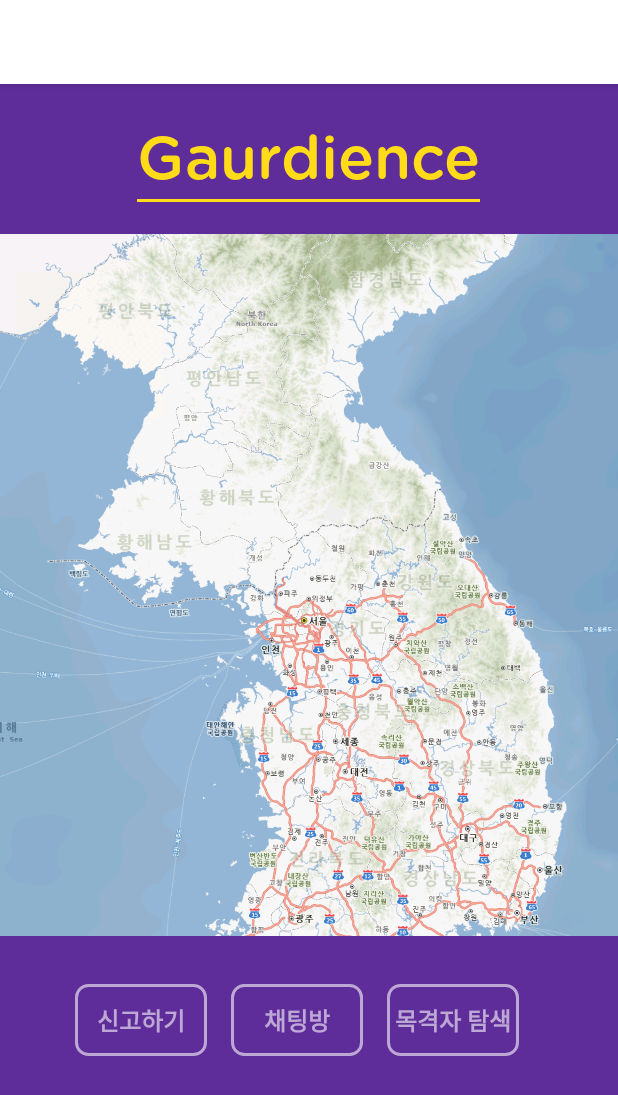
After one commit to mingun0112/2021Gyeongsothon, an Android app: the SubActivity screen opened directly, with no data from a screen before it, on a phone screen of 412 x 824 dp. The commit adds this screen. Shown: the top 1095 px of the screen. Run offline under Robolectric (Android 15) with nearby library versions, the phone set to English and light mode, and no system bars.

Commit message:
sub_activity

```diff
--- a/LoginUI-Android-master/app/src/main/AndroidManifest.xml
+++ b/LoginUI-Android-master/app/src/main/AndroidManifest.xml
@@ -11,10 +11,14 @@
         android:supportsRtl="true"
         android:theme="@style/AppTheme"
         tools:ignore="AllowBackup">
-        <activity android:name=".MainActivity"
+        <activity
+            android:name=".SubActivity"
+            android:exported="true" />
+        <activity
+            android:name=".MainActivity"
+            android:configChanges="orientation|screenSize"
             android:theme="@style/Theme.AppCompat.NoActionBar"
-            android:windowSoftInputMode="stateHidden|adjustPan"
-            android:configChanges="orientation|screenSize">
+            android:windowSoftInputMode="stateHidden|adjustPan">
             <intent-filter>
                 <action android:name="android.intent.action.MAIN" />
 
--- a/LoginUI-Android-master/app/src/main/java/com/shashank/platform/loginui/MainActivity.java
+++ b/LoginUI-Android-master/app/src/main/java/com/shashank/platform/loginui/MainActivity.java
@@ -3,13 +3,18 @@ package com.shashank.platform.loginui;
 import androidx.appcompat.app.AppCompatActivity;
 
 import android.annotation.SuppressLint;
+import android.content.Intent;
 import android.os.Bundle;
+import android.view.View;
 import android.view.Window;
 import android.view.WindowManager;
+import android.widget.Button;
 import android.widget.ImageView;
 import android.widget.TextView;
 
 public class MainActivity extends AppCompatActivity {
+
+    private Button btn_sign_in;
 
     ImageView imageView;
     TextView textView;
@@ -18,12 +23,23 @@ public class MainActivity extends AppCompatActivity {
     @SuppressLint("ClickableViewAccessibility")
     @Override
     protected void onCreate(Bundle savedInstanceState) {
+
         super.onCreate(savedInstanceState);
         requestWindowFeature(Window.FEATURE_NO_TITLE);
         getWindow().setFlags(WindowManager.LayoutParams.FLAG_FULLSCREEN, WindowManager.LayoutParams.FLAG_FULLSCREEN);
         setContentView(R.layout.activity_main);
         imageView = findViewById(R.id.imageView);
         textView = findViewById(R.id.textView);
+
+        btn_sign_in = findViewById(R.id.btn_sign_in);
+        btn_sign_in.setOnClickListener(new View.OnClickListener() {
+            @Override
+            public void onClick(View v) {
+                Intent intent = new Intent(MainActivity.this, SubActivity.class);
+                startActivity(intent);
+            }
+        });
+
         imageView.setOnTouchListener(new OnSwipeTouchListener(getApplicationContext()) {
             public void onSwipeTop() {
             }
--- /dev/null
+++ b/LoginUI-Android-master/app/src/main/java/com/shashank/platform/loginui/SubActivity.java
@@ -0,0 +1,14 @@
+package com.shashank.platform.loginui;
+
+import androidx.appcompat.app.AppCompatActivity;
+
+import android.os.Bundle;
+
+public class SubActivity extends AppCompatActivity {
+
+    @Override
+    protected void onCreate(Bundle savedInstanceState) {
+        super.onCreate(savedInstanceState);
+        setContentView(R.layout.activity_sub);
+    }
+}
--- a/LoginUI-Android-master/app/src/main/res/layout/activity_main.xml
+++ b/LoginUI-Android-master/app/src/main/res/layout/activity_main.xml
@@ -107,6 +107,7 @@
             android:theme="@style/EditScreenTextInputLayoutStyle">
 
             <EditText
+
                 android:layout_width="match_parent"
                 android:layout_height="match_parent"
                 android:drawablePadding="16dp"
@@ -140,6 +141,7 @@
                 android:textSize="16sp" />
 
             <Button
+                android:id="@+id/btn_sign_in"
                 android:layout_width="wrap_content"
                 android:layout_height="wrap_content"
                 android:layout_marginStart="16dp"
--- /dev/null
+++ b/LoginUI-Android-master/app/src/main/res/layout/activity_sub.xml
@@ -0,0 +1,110 @@
+<?xml version="1.0" encoding="utf-8"?>
+<RelativeLayout xmlns:android="http://schemas.android.com/apk/res/android"
+    xmlns:tools="http://schemas.android.com/tools"
+    android:layout_width="match_parent"
+    android:layout_height="match_parent"
+    android:focusableInTouchMode="true"
+    android:background="#5f2d9a"
+    tools:context=".SubActivity">
+
+    <FrameLayout
+        android:layout_width="match_parent"
+        android:layout_height="match_parent">
+
+        <ImageView
+            android:id="@+id/imageView"
+            android:layout_width="match_parent"
+            android:layout_height="match_parent"
+            android:layout_marginTop="100dp"
+            android:layout_marginBottom="200dp"
+            android:scaleType="centerCrop"
+            android:src="@drawable/map" />
+
+
+    </FrameLayout>
+    <LinearLayout
+        android:id="@+id/linearLayout"
+        android:layout_width="wrap_content"
+        android:layout_height="wrap_content"
+        android:layout_alignParentTop="true"
+        android:layout_centerHorizontal="true"
+        android:layout_marginTop="20dp"
+        android:orientation="horizontal">
+
+
+        <LinearLayout
+            android:layout_width="wrap_content"
+            android:layout_height="wrap_content"
+            android:orientation="vertical">
+
+            <TextView
+                android:id="@+id/textView"
+                android:layout_width="wrap_content"
+                android:layout_height="wrap_content"
+                android:fontFamily="@font/gotham"
+                android:text="Gaurdience"
+                android:textColor="#ffdc17"
+                android:textSize="40sp" />
+
+            <View
+                android:layout_width="match_parent"
+                android:layout_height="2dp"
+                android:layout_marginTop="2dp"
+                android:background="#ffdc17" />
+
+
+        </LinearLayout>
+
+    </LinearLayout>
+
+    <LinearLayout
+        android:layout_width="match_parent"
+        android:layout_height="wrap_content"
+        android:layout_marginTop="600dp"
+        android:layout_marginBottom="8dp"
+        android:gravity="center"
+        android:orientation="horizontal">
+
+        <Button
+            android:layout_width="wrap_content"
+            android:layout_height="wrap_content"
+            android:layout_marginEnd="16dp"
+            android:background="@drawable/buttonshapewhitebg"
+            android:fontFamily="@font/calibri"
+            android:text="신고하기"
+            android:textAllCaps="false"
+            android:textStyle="bold"
+            android:textColor="#96ffffff"
+            android:textSize="16sp" />
+
+        <Button
+            android:layout_width="wrap_content"
+            android:layout_height="wrap_content"
+            android:layout_marginEnd="16dp"
+            android:background="@drawable/buttonshapewhitebg"
+            android:fontFamily="@font/calibri"
+            android:text="채팅방"
+            android:textAllCaps="false"
+            android:textStyle="bold"
+            android:textColor="#96ffffff"
+            android:textSize="16sp" />
+
+        <Button
+            android:layout_width="wrap_content"
+            android:layout_height="wrap_content"
+            android:layout_marginEnd="16dp"
+            android:background="@drawable/buttonshapewhitebg"
+            android:fontFamily="@font/calibri"
+            android:text="목격자 탐색"
+            android:textAllCaps="false"
+            android:textStyle="bold"
+            android:textColor="#96ffffff"
+            android:textSize="16sp" />
+
+    </LinearLayout>
+
+
+
+
+
+</RelativeLayout>
```
Also changed, not shown: LoginUI-Android-master/app/src/main/res/drawable/map.png (added).
